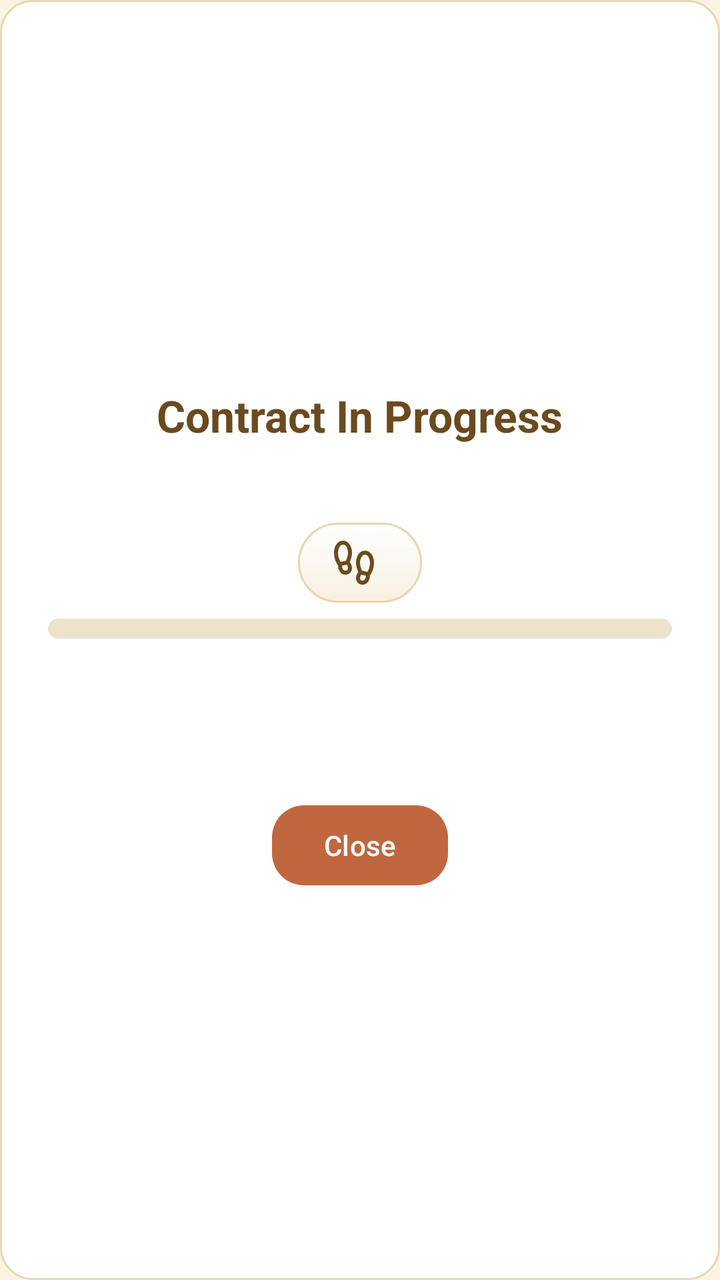
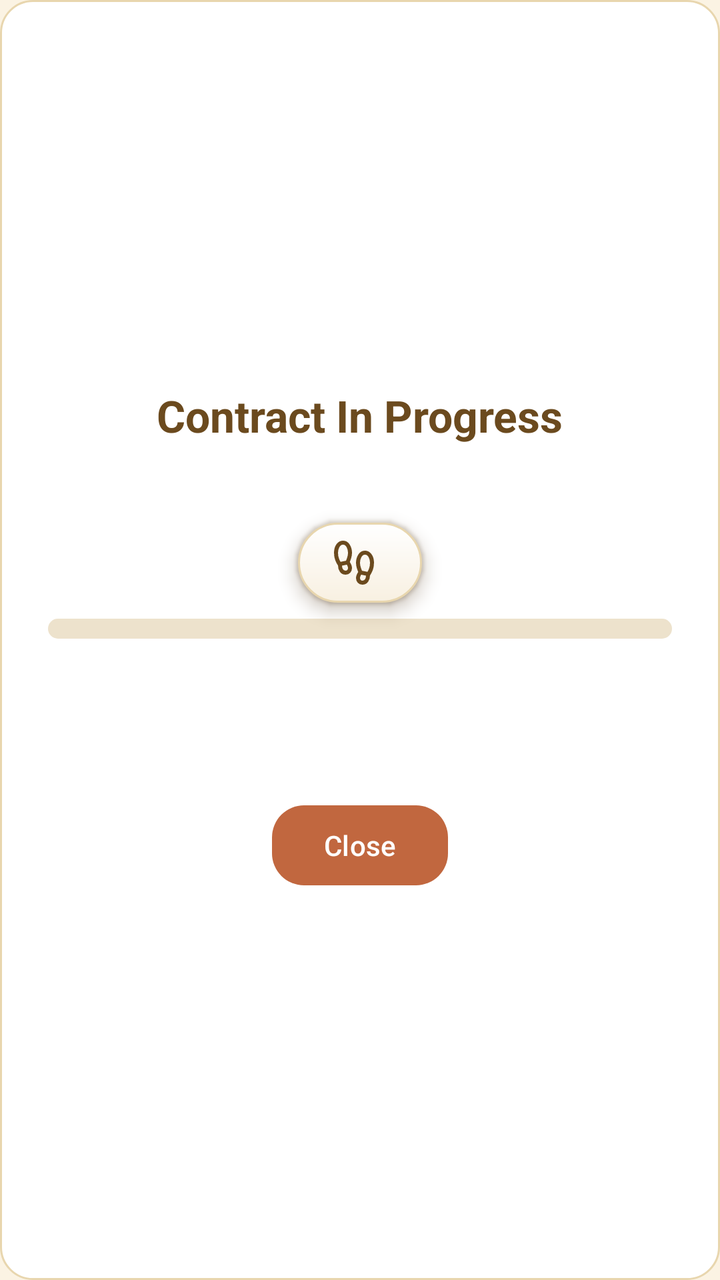

Two renders of the same Android screen: before a commit and after it. Below are the layout's source before the change and the commit's diff.
<!-- AndroidManifest.xml: application theme Theme.RatKingRecon -->
<!-- res/layout/dialog_active_contract.xml -->
<?xml version="1.0" encoding="utf-8"?>
<LinearLayout xmlns:android="http://schemas.android.com/apk/res/android"
    xmlns:app="http://schemas.android.com/apk/res-auto"
    android:layout_width="match_parent"
    android:layout_height="wrap_content"
    android:background="@drawable/bg_card_white"
    android:gravity="center"
    android:orientation="vertical"
    android:padding="24dp">

    <TextView
        android:layout_width="wrap_content"
        android:layout_height="wrap_content"
        android:layout_marginBottom="4dp"
        android:text="@string/contract_active_title"
        android:textColor="@color/text_primary"
        android:textSize="22sp"
        android:textStyle="bold" />

    <TextView
        android:id="@+id/activeContractName"
        android:layout_width="wrap_content"
        android:layout_height="wrap_content"
        android:layout_marginBottom="16dp"
        android:textAlignment="center"
        android:textColor="@color/text_muted"
        android:textSize="14sp" />

    
    <TextView
        android:id="@+id/activeContractSteps"
        android:layout_width="wrap_content"
        android:layout_height="wrap_content"
        android:layout_marginBottom="8dp"
        android:background="@drawable/bg_pill_tan"
        android:drawableStart="@drawable/ic_footprint"
        android:drawablePadding="6dp"
        android:paddingHorizontal="16dp"
        android:paddingVertical="8dp"
        android:textColor="@color/text_primary"
        android:textSize="14sp"
        android:textStyle="bold" />

    <ProgressBar
        android:id="@+id/activeContractProgress"
        style="?android:attr/progressBarStyleHorizontal"
        android:layout_width="match_parent"
        android:layout_height="10dp"
        android:layout_marginBottom="16dp"
        android:max="100"
        android:progress="0"
        android:progressDrawable="@drawable/progress_amber" />

    <TextView
        android:id="@+id/activeContractTime"
        android:layout_width="wrap_content"
        android:layout_height="wrap_content"
        android:layout_marginBottom="4dp"
        android:textColor="@color/text_primary"
        android:textSize="15sp" />

    <TextView
        android:id="@+id/activeContractReward"
        android:layout_width="wrap_content"
        android:layout_height="wrap_content"
        android:layout_marginBottom="20dp"
        android:textColor="@color/text_muted"
        android:textSize="14sp" />

    <com.google.android.material.button.MaterialButton
        android:id="@+id/btnCloseActiveContract"
        android:layout_width="wrap_content"
        android:layout_height="wrap_content"
        android:text="@string/btn_close"
        android:textAllCaps="false"
        android:textColor="@color/card_white"
        app:backgroundTint="@color/terracotta"
        app:cornerRadius="16dp" />

</LinearLayout>
<!-- resources referenced by this layout -->
<resources>
  <color name="card_white">#FFFFFF</color>
  <color name="terracotta">#C1673F</color>
  <color name="text_muted">#8A7255</color>
  <color name="text_primary">#6B4A1E</color>
  <!-- drawable bg_card_white (drawable) -->
  <?xml version="1.0" encoding="utf-8"?>
  <shape xmlns:android="http://schemas.android.com/apk/res/android"
      android:shape="rectangle">
      <solid android:color="@color/card_white" />
      <stroke
          android:width="1dp"
          android:color="@color/card_border" />
      <corners android:radius="16dp" />
  </shape>
  <!-- drawable bg_pill_tan (drawable) -->
  <?xml version="1.0" encoding="utf-8"?>
  <shape xmlns:android="http://schemas.android.com/apk/res/android"
      android:shape="rectangle">
      <gradient
          android:angle="270"
          android:startColor="@color/card_white"
          android:endColor="#F8F0E1"
          android:type="linear" />
      <stroke
          android:width="1dp"
          android:color="@color/card_border" />
      <corners android:radius="20dp" />
  </shape>
  <!-- drawable ic_footprint (drawable) -->
  <?xml version="1.0" encoding="utf-8"?>
  <vector xmlns:android="http://schemas.android.com/apk/res/android"
      android:width="24dp"
      android:height="24dp"
      android:viewportWidth="960"
      android:viewportHeight="960"
      android:tint="@color/text_primary">
      <group android:translateX="-0" android:translateY="960">
          <path
              android:fillColor="@color/text_primary"
              android:pathData="M315-240q-77 0-117-57t-38-128l-18-27q-11-17-36.5-77T80-680q0-103 51-171.5T260-920q85 0 132.5 75.5T440-680q0 58-16 107t-28 79l8 13q8 14 22 44.5t14 63.5q0 57-35.5 95T315-240ZM210-496l110-22q13-32 26.5-73t13.5-89q0-60-27.5-110T260-840q-45 0-72.5 50T160-680q0 63 17.5 111.5T210-496Zm105 176q19 0 32-14t13-39q0-17-8-35t-16-32l-96 20q0 40 17.5 70t57.5 30ZM645-40q-54 0-89.5-38T520-173q0-33 14-63.5t22-44.5l8-13q-12-30-28-79t-16-107q0-89 47.5-164.5T700-720q78 0 129 68.5T880-480q0 91-25.5 150.5T818-253l-18 28q1 71-38.5 128T645-40Zm105-256q15-24 32.5-72T800-480q0-60-27.5-110T700-640q-45 0-72.5 50T600-480q0 48 13.5 88.5T640-318l110 22ZM645-120q40 0 57.5-30t17.5-70l-96-20q-8 14-16 32t-8 35q0 20 12.5 36.5T645-120Z" />
      </group>
  </vector>
  <!-- drawable progress_amber (drawable) -->
  <?xml version="1.0" encoding="utf-8"?>
  <layer-list xmlns:android="http://schemas.android.com/apk/res/android">
      <item android:id="@android:id/background">
          <shape android:shape="rectangle">
              <solid android:color="@color/disabled_fill" />
              <corners android:radius="8dp" />
          </shape>
      </item>
      <item android:id="@android:id/progress">
          <clip>
              <shape android:shape="rectangle">
                  <solid android:color="@color/amber" />
                  <corners android:radius="8dp" />
              </shape>
          </clip>
      </item>
  </layer-list>
  <string name="btn_close">Close</string>
  <string name="contract_active_title">Contract In Progress</string>
  <style name="Theme.RatKingRecon" parent="Base.Theme.RatKingRecon" />
  <color name="card_border">#E8D6AE</color>
  <color name="disabled_fill">#EDE2CC</color>
  <color name="amber">#E8A94F</color>
  <style name="Base.Theme.RatKingRecon" parent="Theme.Material3.Light.NoActionBar">
          <item name="colorPrimary">@color/amber</item>
          <item name="colorOnPrimary">@color/text_primary</item>
          <item name="colorSurface">@color/cream</item>
          <item name="colorOnSurface">@color/text_primary</item>
          <item name="android:colorBackground">@color/cream</item>
          <item name="android:statusBarColor">@color/cream</item>
          <item name="android:windowLightStatusBar">true</item>
          <item name="android:navigationBarColor">@color/tan</item>
          
          <item name="android:windowLightNavigationBar" tools:targetApi="27">true</item>
      </style>
  <color name="cream">#FBF3E3</color>
  <color name="tan">#F5E6C8</color>
</resources>

<!-- the commit's change to res/layout/dialog_active_contract.xml (unified diff, before → after) -->
@@ -1,6 +1,7 @@
 <?xml version="1.0" encoding="utf-8"?>
 <LinearLayout xmlns:android="http://schemas.android.com/apk/res/android"
     xmlns:app="http://schemas.android.com/apk/res-auto"
+    xmlns:tools="http://schemas.android.com/tools"
     android:layout_width="match_parent"
     android:layout_height="wrap_content"
     android:background="@drawable/bg_card_white"
@@ -33,6 +34,10 @@
         android:layout_height="wrap_content"
         android:layout_marginBottom="8dp"
         android:background="@drawable/bg_pill_tan"
+        android:elevation="6dp"
+        android:outlineAmbientShadowColor="@color/shadow_warm"
+        android:outlineSpotShadowColor="@color/shadow_warm"
+        tools:targetApi="28"
         android:drawableStart="@drawable/ic_footprint"
         android:drawablePadding="6dp"
         android:paddingHorizontal="16dp"
<!-- resource entries referenced after the edit -->
@@ -1,6 +1,7 @@
 <!-- resources referenced by this layout -->
 <resources>
   <color name="card_white">#FFFFFF</color>
+  <color name="shadow_warm">#4A2F0F</color>
   <color name="terracotta">#C1673F</color>
   <color name="text_muted">#8A7255</color>
   <color name="text_primary">#6B4A1E</color>
